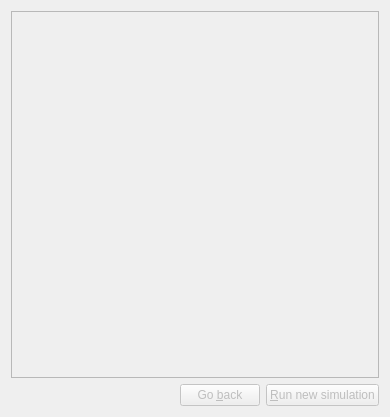
BuildmLearn/BuildmLearn-Toolkit, file src/gui/formsimulator.ui: the form before one commit.
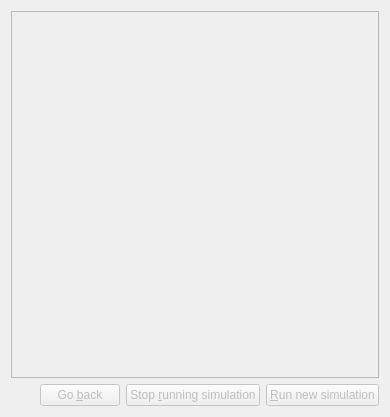
The form after the commit.

Commit message: Added support for stopping simulations.

The edit to the form file:
```diff
--- a/src/gui/formsimulator.ui
+++ b/src/gui/formsimulator.ui
@@ -135,6 +135,16 @@
        </property>
       </widget>
      </item>
+     <item>
+      <widget class="QPushButton" name="m_btnStopSimulation">
+       <property name="enabled">
+        <bool>false</bool>
+       </property>
+       <property name="text">
+        <string>Stop &amp;running simulation</string>
+       </property>
+      </widget>
+     </item>
      <item>
       <widget class="QPushButton" name="m_btnRunSimulation">
        <property name="enabled">
```
The commit also changes 15 other files.
